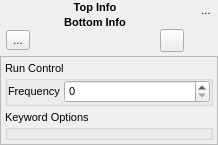
Above: src/gui/modulechartmoduleblock.ui from disorderedmaterials/dissolve before the change. Below: the same form after it.
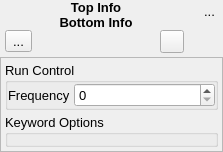
That is the form after the change. Icons and pictures are not drawn. Custom widgets are drawn as their Qt base class.

Patch:
```diff
--- a/src/gui/modulechartmoduleblock.ui
+++ b/src/gui/modulechartmoduleblock.ui
@@ -6,8 +6,8 @@
    <rect>
     <x>0</x>
     <y>0</y>
-    <width>218</width>
-    <height>145</height>
+    <width>223</width>
+    <height>151</height>
    </rect>
   </property>
   <property name="sizePolicy">
@@ -24,7 +24,7 @@
   </property>
   <property name="font">
    <font>
-    <pointsize>8</pointsize>
+    <pointsize>10</pointsize>
    </font>
   </property>
   <property name="windowTitle">
@@ -132,7 +132,6 @@
           </property>
           <property name="font">
            <font>
-            <pointsize>8</pointsize>
             <weight>75</weight>
             <bold>true</bold>
            </font>
@@ -155,7 +154,6 @@
           </property>
           <property name="font">
            <font>
-            <pointsize>8</pointsize>
             <weight>75</weight>
             <bold>true</bold>
            </font>
```
